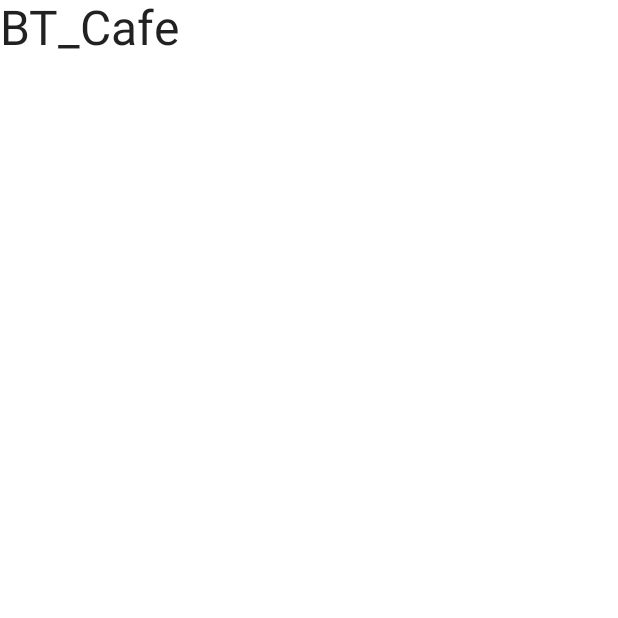
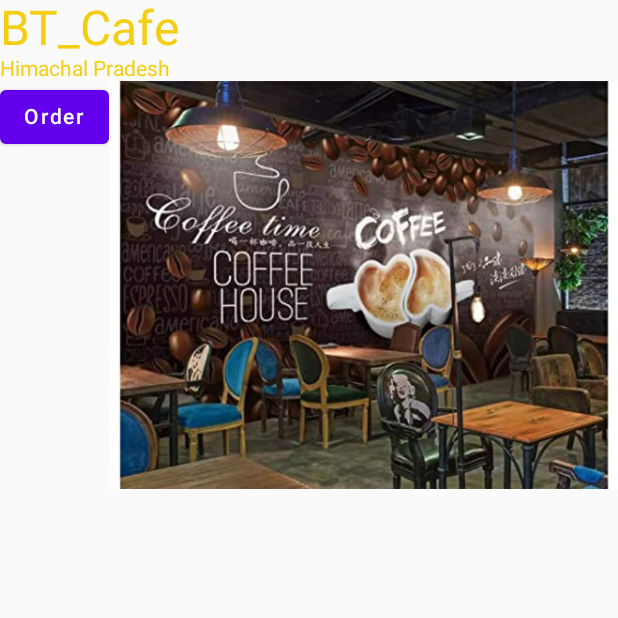
Before and after one commit to lagwalsahil21821/BTCafe, an Android app built with Jetpack Compose: the screen it shows after launch (MainActivity), on a phone screen of 412 x 824 dp, the top half of it. Run offline under Robolectric (Android 15) with nearby library versions, the phone set to English and light mode, and no system bars.

Commit message:
layouts - row, column, box

```diff
--- a/app/src/main/java/com/example/bt_cafe/MainActivity.kt
+++ b/app/src/main/java/com/example/bt_cafe/MainActivity.kt
@@ -3,12 +3,18 @@ package com.example.bt_cafe
 import android.os.Bundle
 import androidx.activity.ComponentActivity
 import androidx.activity.compose.setContent
+import androidx.compose.foundation.Image
+import androidx.compose.foundation.layout.Column
+import androidx.compose.foundation.layout.Row
 import androidx.compose.foundation.layout.fillMaxSize
+import androidx.compose.material.Button
 import androidx.compose.material.MaterialTheme
 import androidx.compose.material.Surface
 import androidx.compose.material.Text
 import androidx.compose.runtime.Composable
 import androidx.compose.ui.Modifier
+import androidx.compose.ui.graphics.Color
+import androidx.compose.ui.res.painterResource
 import androidx.compose.ui.res.stringResource
 import androidx.compose.ui.tooling.preview.Preview
 import androidx.compose.ui.unit.sp
@@ -18,7 +24,7 @@ class MainActivity : ComponentActivity() {
     override fun onCreate(savedInstanceState: Bundle?) {
         super.onCreate(savedInstanceState)
         setContent {
-            BT_CafeTheme {
+            /*BT_CafeTheme {
                 // A surface container using the 'background' color from the theme
                 Surface(
                     modifier = Modifier.fillMaxSize(),
@@ -29,12 +35,36 @@ class MainActivity : ComponentActivity() {
                         size = 32
                     )
                 }
+            }*/
+
+            // layout: column, row, box
+            Column() {
+                Text(
+                    text = stringResource(id = R.string.title),
+                    color = Color(0xFFF4CE14),
+                    fontSize = 32.sp
+                )
+
+                Text(
+                    text = stringResource(id = R.string.location),
+                    color = Color(0xFFF4CE14)
+                )
+
+                Row() {
+                    Button(onClick = { /*TODO*/ }) {
+                        Text(text = stringResource(id = R.string.order))
+                    }
+                    Image(painter = painterResource(id = R.drawable.cafe), contentDescription = "")
+                }
             }
+
+
         }
     }
 }
 
 
+/*
 @Composable
 fun RestaurantName(name: String, size: Int){
     Text(text = name, fontSize = size.sp)
@@ -65,4 +95,4 @@ fun DefaultPreview() {
     BT_CafeTheme() {
         Greeting("Android")
     }
-}
+}*/
--- a/app/src/main/res/values/strings.xml
+++ b/app/src/main/res/values/strings.xml
@@ -1,4 +1,6 @@
 <resources>
     <string name="title">BT_Cafe</string>
     <string name="app_name">BT_Cafe</string>
+    <string name="location">Himachal Pradesh</string>
+    <string name="order">Order</string>
 </resources>
```
Also changed, not shown: app/src/main/res/drawable-v24/cafe.jpg (added), app/src/main/res/drawable/cafe.jpg (added).
